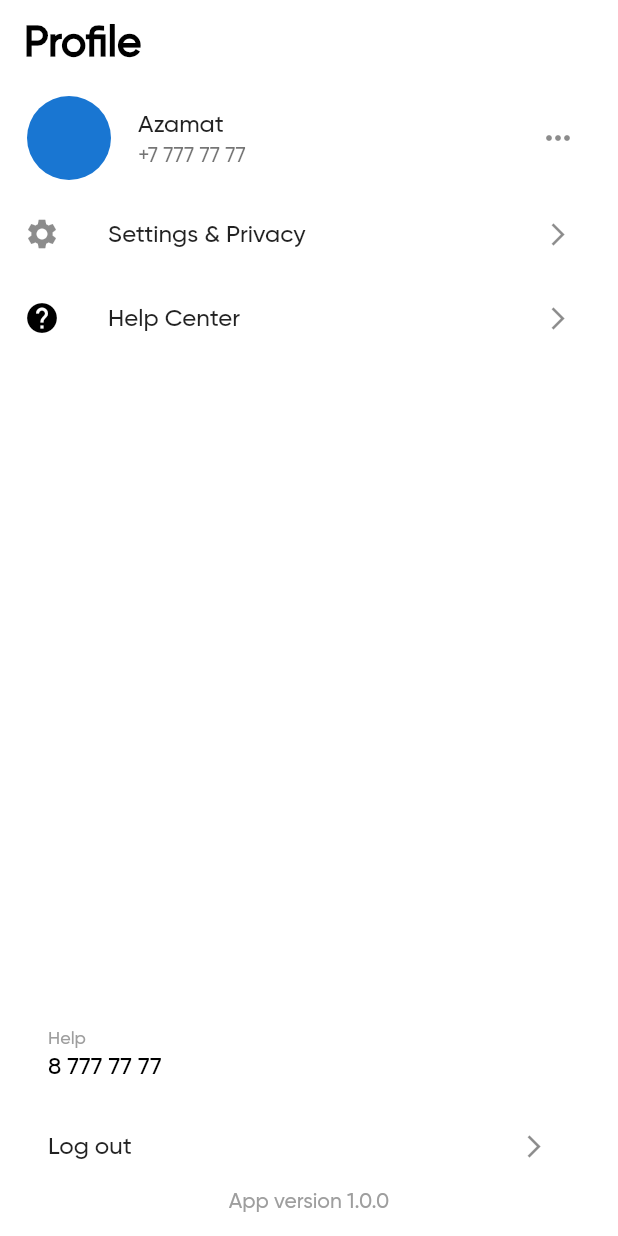
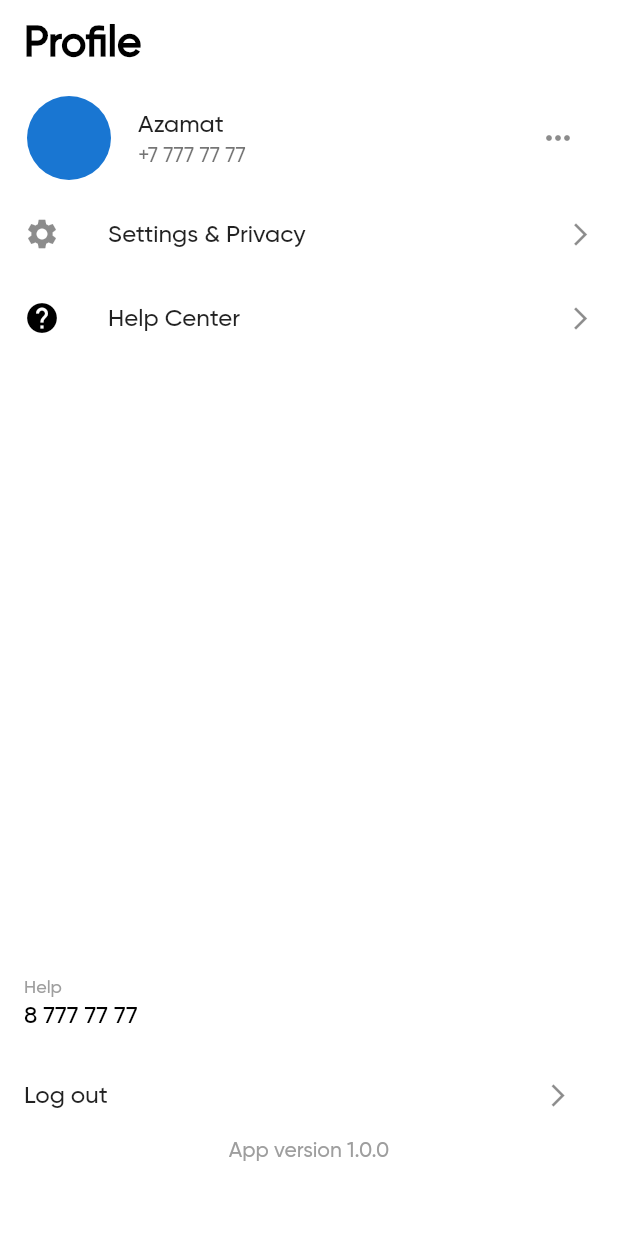
Before and after one commit to Zaykenov/solution_challenge, a Flutter app: the ProfilePage screen opened directly, on a phone screen of 412 x 824 dp. Run offline on Flutter 3.47's test engine with Material 2 defaults, Android fonts, the light colour scheme and no system bars; our stand-ins replace cloud_firestore, firebase_auth, firebase_core, flutter_calendar_carousel, speech_to_text; accounts and stored records are empty.

Commit message:
logout logic and design fixes

```diff
--- a/lib/main.dart
+++ b/lib/main.dart
@@ -7,7 +7,8 @@ import 'package:solution_challenge/presentation_UI/screens/pillSchedule.dart';
 import 'package:solution_challenge/presentation_UI/screens/registration_page.dart';
 import 'package:solution_challenge/presentation_UI/screens/statistics_page.dart';
 import 'package:firebase_core/firebase_core.dart';
-import 'package:firebase_auth/firebase_auth.dart';
+
+final GlobalKey<NavigatorState> navigatorKey = GlobalKey<NavigatorState>();
 
 void main() async {
   WidgetsFlutterBinding.ensureInitialized();
@@ -20,6 +21,7 @@ class MyApp extends StatelessWidget {
   @override
   Widget build(BuildContext context) {
     return MaterialApp(
+      navigatorKey: navigatorKey,
       title: 'Solution Challenge',
       theme: ThemeData(
         fontFamily: 'Gilroy',
--- a/lib/presentation_UI/screens/profile_page.dart
+++ b/lib/presentation_UI/screens/profile_page.dart
@@ -1,5 +1,9 @@
 import 'package:flutter/material.dart';
+import 'package:flutter/scheduler.dart';
+import 'package:solution_challenge/main.dart';
 import 'package:solution_challenge/presentation_UI/screens/account_settings_page.dart';
+import 'package:firebase_auth/firebase_auth.dart';
+import 'package:solution_challenge/presentation_UI/screens/login_page.dart';
 
 class ProfilePage extends StatefulWidget {
   ProfilePage({Key? key}) : super(key: key);
@@ -30,7 +34,9 @@ class _ProfilePageState extends State<ProfilePage> {
           Expanded(
             child: ListView(
               children: [
-                ListTile(
+                InkWell(
+                  onTap: () {},
+                  child: ListTile(
                     leading: CircleAvatar(
                       radius: 30,
                       // backgroundImage: AssetImage('assets'),
@@ -43,16 +49,9 @@ class _ProfilePageState extends State<ProfilePage> {
                       onPressed: () {},
                     ),
                   ),
-                ListTile(
-                  leading: Icon(Icons.settings),
-                  title: Text("Settings & Privacy"),
-                  trailing: IconButton(
-                    padding: EdgeInsets.all(0),
-                    icon: Icon(
-                      Icons.arrow_forward_ios,
-                      size: 18,
                 ),
-                    onPressed: () {
+                InkWell(
+                  onTap: () {
                     Navigator.push(
                       context,
                       MaterialPageRoute(
@@ -60,31 +59,37 @@ class _ProfilePageState extends State<ProfilePage> {
                       ),
                     );
                   },
+                  child: const ListTile(
+                    leading: Icon(Icons.settings),
+                    title: Text("Settings & Privacy"),
+                    trailing: Icon(
+                      Icons.arrow_forward_ios,
+                      size: 18,
                     ),
                   ),
-                ListTile(
+                ),
+                InkWell(
+                  onTap: () {},
+                  child: const ListTile(
                     leading: Icon(
                       Icons.help,
                       color: Colors.black,
                     ),
                     title: Text("Help Center"),
-                  trailing: IconButton(
-                    padding: EdgeInsets.all(0),
-                    icon: Icon(
+                    trailing: Icon(
                       Icons.arrow_forward_ios,
                       size: 18,
                     ),
-                    onPressed: () {},
                   ),
                 )
               ],
             ),
           ),
-          Padding(
-            padding: EdgeInsets.all(16.0),
-            child: Column(
+          Column(
             children: [
-                ListTile(
+              InkWell(
+                onTap: () {},
+                child: const ListTile(
                   title: Text(
                     'Help',
                     style: TextStyle(color: Colors.grey, fontSize: 12),
@@ -94,27 +99,55 @@ class _ProfilePageState extends State<ProfilePage> {
                     style: TextStyle(color: Colors.black, fontSize: 16),
                   ),
                 ),
-                ListTile(
+              ),
+              InkWell(
+                onTap: () {
+                  logoutUser(context);
+                },
+                child: ListTile(
                   title: Text('Log out'),
                   trailing: IconButton(
                     padding: EdgeInsets.all(0),
-                    icon: Icon(
+                    icon: const Icon(
                       Icons.arrow_forward_ios,
                       size: 18,
                     ),
                     onPressed: () {},
                   ),
                 ),
-                SizedBox(width: 8.0),
-                Text(
+              ),
+              const SizedBox(width: 8.0),
+              const Text(
                 'App version 1.0.0',
                 style: TextStyle(color: Colors.grey),
               ),
+              const SizedBox(height: 50)
             ],
-            ),
           ),
         ],
       ),
     );
   }
 }
+
+Future<void> logoutUser(BuildContext context) async {
+  try {
+    await FirebaseAuth.instance.signOut();
+
+    SchedulerBinding.instance.addPostFrameCallback((_) {
+      // Access the BuildContext here
+      BuildContext context = navigatorKey.currentContext!;
+      Navigator.push(
+        context,
+        MaterialPageRoute(
+          builder: (context) => LoginPage(),
+        ),
+      );
+      // ... perform necessary operations with the context
+    });
+    print('User logged out successfully');
+  } catch (error) {
+    // Logout failed
+    print('Error logging out user: $error');
+  }
+}
--- a/lib/presentation_UI/screens/registration_page.dart
+++ b/lib/presentation_UI/screens/registration_page.dart
@@ -20,7 +20,7 @@ class _RegistrationPageState extends State<RegistrationPage> {
   Widget build(BuildContext context) {
     return Scaffold(
       appBar: AppBar(
-        title: Text('Registration'),
+        title: const Text('Registration'),
       ),
       body: Padding(
         padding: const EdgeInsets.all(16.0),
@@ -58,11 +58,13 @@ class _RegistrationPageState extends State<RegistrationPage> {
                 try {
                   final newUser = await _auth.createUserWithEmailAndPassword(
                       email: _email, password: _password);
+                  // ignore: unnecessary_null_comparison
                   if (newUser != null) {
+                    // ignore: use_build_context_synchronously
                     Navigator.push(
                       context,
                       MaterialPageRoute(
-                        builder: (context) => InformationPage(),
+                        builder: (context) => const InformationPage(),
                       ),
                     );
                   }
--- a/lib/presentation_UI/screens/statistics_page.dart
+++ b/lib/presentation_UI/screens/statistics_page.dart
@@ -1,5 +1,4 @@
 import 'package:flutter/material.dart';
-import 'package:solution_challenge/constants/icons.dart';
 
 class StatisticsPage extends StatefulWidget {
   const StatisticsPage({Key? key}) : super(key: key);
--- a/lib/presentation_UI/screens/take_pills_page.dart
+++ b/lib/presentation_UI/screens/take_pills_page.dart
@@ -1,9 +1,6 @@
 import "package:flutter/material.dart";
 import 'package:flutter_calendar_carousel/classes/event.dart';
 import 'package:flutter_calendar_carousel/flutter_calendar_carousel.dart';
-import 'package:intl/date_symbol_data_local.dart';
-import 'package:intl/date_symbol_data_file.dart';
-import 'package:intl/intl.dart';
 
 class TakePillsPage extends StatefulWidget {
   TakePillsPage({Key? key}) : super(key: key);
@@ -13,7 +10,7 @@ class TakePillsPage extends StatefulWidget {
 }
 
 class _TakePillsPageState extends State<TakePillsPage> {
-  GlobalKey<ScaffoldState> _scaffoldKey = GlobalKey();
+  // GlobalKey<ScaffoldState> _scaffoldKey = GlobalKey();
 
   DateTime _currentDate = DateTime(2023, 5, 4);
   DateTime _currentDate2 = DateTime(2023, 5, 4);
--- a/pubspec.yaml
+++ b/pubspec.yaml
@@ -40,6 +40,7 @@ dependencies:
   flutter_calendar_carousel: ^2.4.2
   intl: ^0.18.0
   firebase_auth: ^4.6.0
+  cloud_firestore: ^4.7.1
 
 dev_dependencies:
   flutter_test:
```
Also changed, not shown: lib/models/user_model.dart (+24 -10 lines), lib/presentation_UI/screens/NavigationPage.dart (+3 -4 lines), lib/presentation_UI/screens/account_settings_page.dart (+24 -24 lines), lib/presentation_UI/screens/edit_info_page.dart (+35 -11 lines), lib/presentation_UI/screens/login_page.dart (+9 -6 lines), pubspec.lock, 2 other files. Lines whose indentation alone changed are shown as unchanged.
